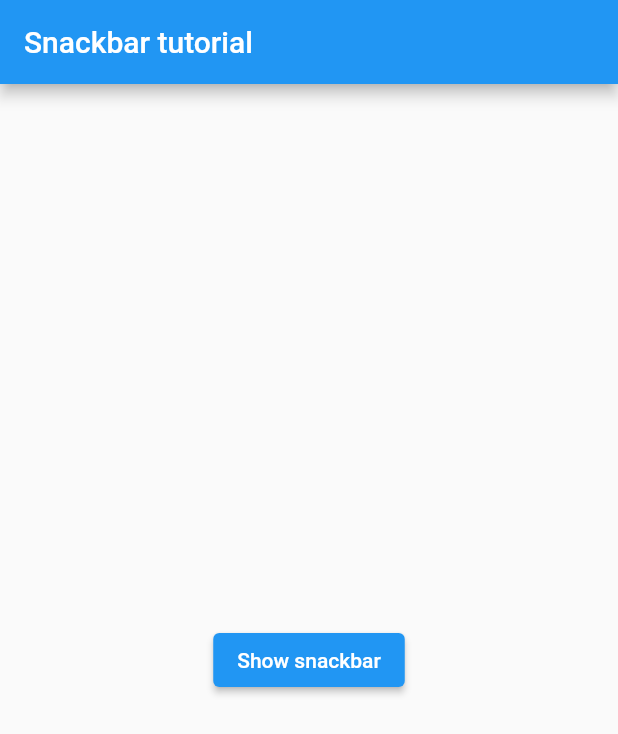
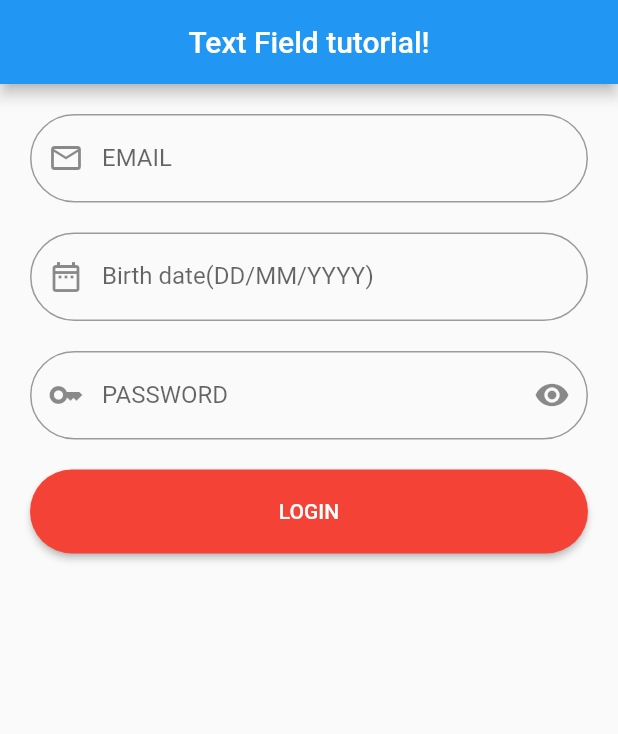
Before and after one commit to AlsoKnownAsZira/fluttering-pt4, a Flutter app: the screen it shows after launch, on a phone screen of 412 x 824 dp. Shown: the top 734 px of the screen. Run offline on Flutter 3.47's test engine with Material 2 defaults, Android fonts, the phone set to English and light mode, and no system bars.

Commit message:
finishing and commiting textField tutorial

```diff
--- a/lib/main.dart
+++ b/lib/main.dart
@@ -1,4 +1,5 @@
 import 'package:flutter/material.dart';
+import 'package:section4/widgets/tutorTextField.dart';
 import 'widgets/tutordialogueBox.dart';
 import './widgets/tutorSnackbar.dart';
 
@@ -18,6 +19,6 @@ class _ziraAppState extends State<ziraApp> {
   Widget build(BuildContext context) {
     return MaterialApp(
         // scaffold kebawah dipisah supaya tidak error
-        home: tutorSnackbar());
+        home: tutorTextField());
   }
 }
--- /dev/null
+++ b/lib/widgets/tutorTextField.dart
@@ -0,0 +1,117 @@
+import 'package:flutter/material.dart';
+
+class tutorTextField extends StatefulWidget {
+  const tutorTextField({super.key});
+
+  @override
+  State<tutorTextField> createState() => _tutorTextFieldState();
+}
+
+class _tutorTextFieldState extends State<tutorTextField> {
+  // boolean untuk mengubah status obscure text(menampilkan password)
+  bool hidePass = true;
+  // controller untuk mendapatkan value yang di inputkan pada text field
+  // value akan muncul pada debug console
+  TextEditingController emailControl = TextEditingController();
+  TextEditingController passControl = TextEditingController();
+  TextEditingController birthControl = TextEditingController();
+
+  @override
+  Widget build(BuildContext context) {
+    return Scaffold(
+      appBar: AppBar(
+        title: Text("Text Field tutorial!"),
+        centerTitle: true,
+      ),
+      // direkomendasikan memakai listview agar konten tidak terpotong saat keyboard muncul
+      body: ListView(
+        //padding agar textfield tidak mepet
+        padding: EdgeInsets.all(20),
+        children: [
+          //textField email
+          TextField(
+            controller: emailControl,
+            autocorrect: false,
+            keyboardType: TextInputType.emailAddress,
+            textInputAction: TextInputAction.next,
+            // decoration untuk kustomisasi textField
+            decoration: InputDecoration(
+              //padding untuk besar textField
+              contentPadding:
+                  EdgeInsets.symmetric(horizontal: 30, vertical: 20),
+              labelText: "EMAIL",
+              border: OutlineInputBorder(
+                borderRadius: BorderRadius.circular(30),
+              ),
+              // menambah icon sebelum pengisian text
+              prefixIcon: Icon(Icons.email_outlined),
+            ),
+          ),
+          SizedBox(
+            height: 20,
+          ),
+            TextField(
+            controller: birthControl,
+            autocorrect: false,
+            keyboardType: TextInputType.datetime,
+            textInputAction: TextInputAction.next,
+            decoration: InputDecoration(
+                contentPadding:
+                    EdgeInsets.symmetric(horizontal: 30, vertical: 20),
+                labelText: "Birth date(DD/MM/YYYY)",
+                border:
+                    OutlineInputBorder(borderRadius: BorderRadius.circular(30)),
+                prefixIcon: Icon(Icons.date_range_outlined)),
+          ),
+          SizedBox(
+            height: 20,
+          ),
+          TextField(
+            controller: passControl,
+            autocorrect: false,
+            obscureText: hidePass,
+            textInputAction: TextInputAction.done,
+            decoration: InputDecoration(
+                contentPadding:
+                    EdgeInsets.symmetric(horizontal: 30, vertical: 20),
+                labelText: "PASSWORD",
+                // memberi border pada textField
+                border: OutlineInputBorder(
+                  borderRadius: BorderRadius.circular(30),
+                ),
+                prefixIcon: Icon(Icons.key),
+                // icon button (nantinya bisa dipencet)
+                suffixIcon: IconButton(
+                    onPressed: () {
+                      if (hidePass == true) {
+                        hidePass = false;
+                      } else {
+                        hidePass = true;
+                      }
+                      setState(() {});
+                    },
+                    icon: Icon(Icons.remove_red_eye))),
+          ),
+          SizedBox(
+            height: 20,
+          ),
+
+          ElevatedButton(
+            onPressed: () {
+              // menampilkan controller pada debug console
+              //diberi .text agar informasi text saja yang keluar, informasi mengenai controller yang kurang penting tidak akan diprint
+              print("Sukses login dengan keterangan email: ${emailControl.text} password: ${passControl.text} tanggal lahir: ${birthControl.text}");
+            },
+            child: Text("LOGIN"),
+            //kustomisasi elevated button
+            style: ElevatedButton.styleFrom(
+                backgroundColor: Colors.red[500],
+                padding: EdgeInsets.symmetric(horizontal: 30, vertical: 20),
+                shape: RoundedRectangleBorder(
+                    borderRadius: BorderRadius.circular(30))),
+          )
+        ],
+      ),
+    );
+  }
+}
```
